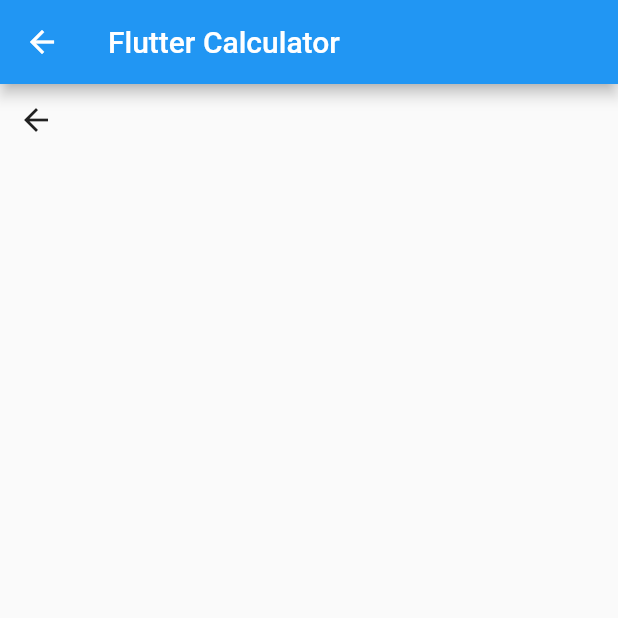
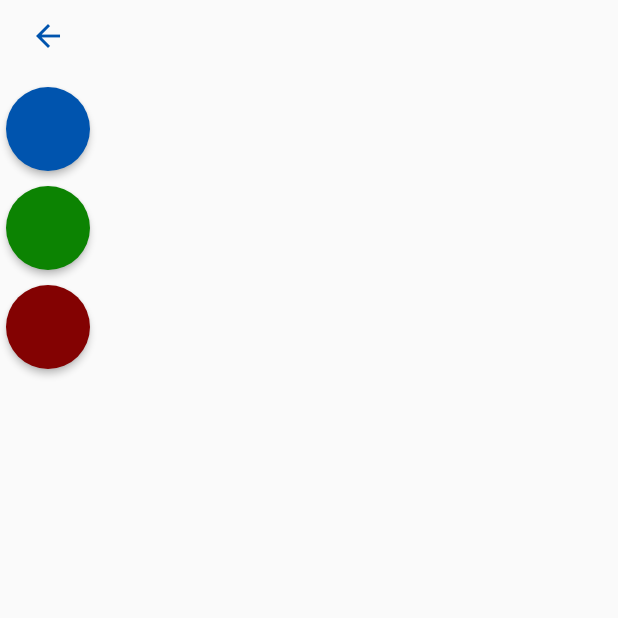
Before and after one commit to ProgRub/FlutterCalculator, a Flutter app: the screen it shows after launch, after a tap on the "history" icon, on a phone screen of 412 x 824 dp, the top half of it. Run offline on Flutter 3.47's test engine with Material 2 defaults, Android fonts, the phone set to English and light mode, and no system bars; missing offline and left inert: spannable_grid.

Commit message:
Accent colors in history, just need to add it to calculator, better visuals on history

```diff
--- a/flutter_calculator/lib/calculator.dart
+++ b/flutter_calculator/lib/calculator.dart
@@ -65,9 +65,6 @@ class _CalculatorState extends State<Calculator> {
   @override
   Widget build(BuildContext context) {
     return Scaffold(
-        appBar: AppBar(
-          title: const Text('Flutter Calculator'),
-        ),
         body: Column(children: [
       Row(
         children: [
@@ -76,8 +73,7 @@ class _CalculatorState extends State<Calculator> {
               Navigator.push(
                 context,
                 MaterialPageRoute(
-                        builder: (context) =>
-                            CalcsHistory(calculationsHistory)),
+                    builder: (context) => CalcsHistory(calculationsHistory)),
               )
             },
             icon: const Icon(Icons.history),
@@ -214,8 +210,7 @@ class _CalculatorState extends State<Calculator> {
                 row: 3,
                 child: TextButton(
                     style: buttonOthersStyle,
-                        onPressed: () =>
-                            {addOperator(Operations.multiplication)},
+                    onPressed: () => {addOperator(Operations.multiplication)},
                     child: const Text('x', style: textStyleButtons))),
             SpannableGridCellData(
                 id: 14,
--- a/flutter_calculator/lib/history.dart
+++ b/flutter_calculator/lib/history.dart
@@ -13,28 +13,84 @@ class CalcsHistory extends StatefulWidget {
 class _CalcsHistoryState extends State<CalcsHistory> {
   final ScrollController _controller = ScrollController();
   late List<String> history;
+  static const Color blueAccent = Color.fromARGB(255, 0, 84, 174);
+  static const Color greenAccent = Color.fromARGB(255, 12, 131, 2);
+  static const Color redAccent = Color.fromARGB(255, 131, 2, 2);
+  late Color selectedAccent = blueAccent;
 
-  _CalcsHistoryState(List<String> history) {
-    this.history = history;
-  }
+  _CalcsHistoryState(this.history);
 
   @override
   Widget build(BuildContext context) {
     return Scaffold(
-      appBar: AppBar(
-        title: const Text('Flutter Calculator'),
-      ),
       body: Row(
+        children: [
+          Column(
             children: [
               Align(
                 alignment: Alignment.topLeft,
                 child: IconButton(
                   onPressed: () => {Navigator.pop(context)},
                   icon: const Icon(Icons.arrow_back),
+                  color: selectedAccent,
                 ),
               ),
+              Padding(
+                padding: const EdgeInsets.fromLTRB(0, 10, 0, 0),
+                child: ElevatedButton(
+                  onPressed: () {
+                    setState(() {
+                      selectedAccent = blueAccent;
+                    });
+                  },
+                  child: const Text(""),
+                  style: ElevatedButton.styleFrom(
+                    shape: const CircleBorder(),
+                    padding: const EdgeInsets.all(20),
+                    primary: blueAccent, // <-- Button color
+                  ),
+                ),
+              ),
+              Padding(
+                padding: const EdgeInsets.fromLTRB(0, 10, 0, 0),
+                child: ElevatedButton(
+                  onPressed: () {
+                    setState(() {
+                      selectedAccent = greenAccent;
+                    });
+                  },
+                  child: const Text(""),
+                  style: ElevatedButton.styleFrom(
+                    shape: const CircleBorder(),
+                    padding: const EdgeInsets.all(20),
+                    primary: greenAccent, // <-- Button color
+                  ),
+                ),
+              ),
+              Padding(
+                padding: const EdgeInsets.fromLTRB(0, 10, 0, 0),
+                child: ElevatedButton(
+                  onPressed: () {
+                    setState(() {
+                      selectedAccent = redAccent;
+                    });
+                  },
+                  child: const Text(""),
+                  style: ElevatedButton.styleFrom(
+                    shape: const CircleBorder(),
+                    padding: const EdgeInsets.all(20),
+                    primary: redAccent, // <-- Button color
+                  ),
+                ),
+              )
+            ],
+          ),
           Expanded(
-            child: Scrollbar(
+            child: Padding(
+              padding: const EdgeInsets.fromLTRB(15, 0, 0, 0),
+              child: Column(
+                children: [
+                  Scrollbar(
                       isAlwaysShown: true,
                       controller: _controller,
                       child: ListView.separated(
@@ -48,14 +104,17 @@ class _CalcsHistoryState extends State<CalcsHistory> {
                             padding: const EdgeInsets.all(8.0),
                             child: Text(
                               history[index],
-                        style: const TextStyle(
-                            color: Colors.black, fontSize: 25.0),
+                              style: TextStyle(
+                                  color: selectedAccent, fontSize: 20.0),
                             ),
                           );
                         },
                         itemCount: history.length,
                         scrollDirection: Axis.vertical,
                       )),
+                ],
+              ),
+            ),
           )
         ],
       ),
```
Lines whose indentation alone changed are shown as unchanged.
